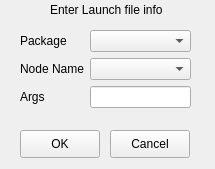
Before: the Qt Designer form landside/catkin_ws/src/gui/resource/LaunchWidget.ui in DukeRobotics/robosub-ros, drawn with Qt 5.
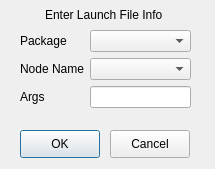
After: the same form once the commit is applied.

The edit to the form file:
```diff
--- a/landside/catkin_ws/src/gui/resource/LaunchWidget.ui
+++ b/landside/catkin_ws/src/gui/resource/LaunchWidget.ui
@@ -1,7 +1,7 @@
 <?xml version="1.0" encoding="UTF-8"?>
 <ui version="4.0">
  <class>Form</class>
- <widget class="QWidget" name="Form">
+ <widget class="QDialog" name="Form">
   <property name="geometry">
    <rect>
     <x>0</x>
@@ -58,14 +58,14 @@
   <widget class="QLabel" name="label_4">
    <property name="geometry">
     <rect>
-     <x>50</x>
-     <y>0</y>
-     <width>121</width>
+     <x>45</x>
+     <y>5</y>
+     <width>131</width>
      <height>20</height>
     </rect>
    </property>
    <property name="text">
-    <string>Enter Launch file info</string>
+    <string>Enter Launch File Info</string>
    </property>
   </widget>
   <widget class="QPushButton" name="accept_button">
```
